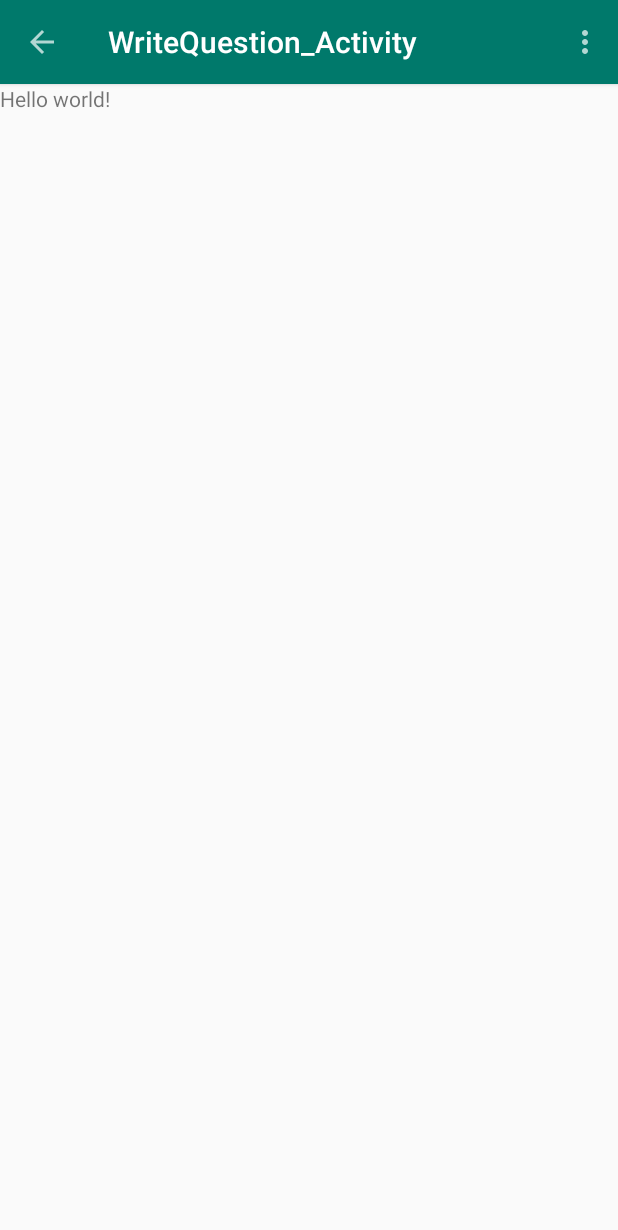
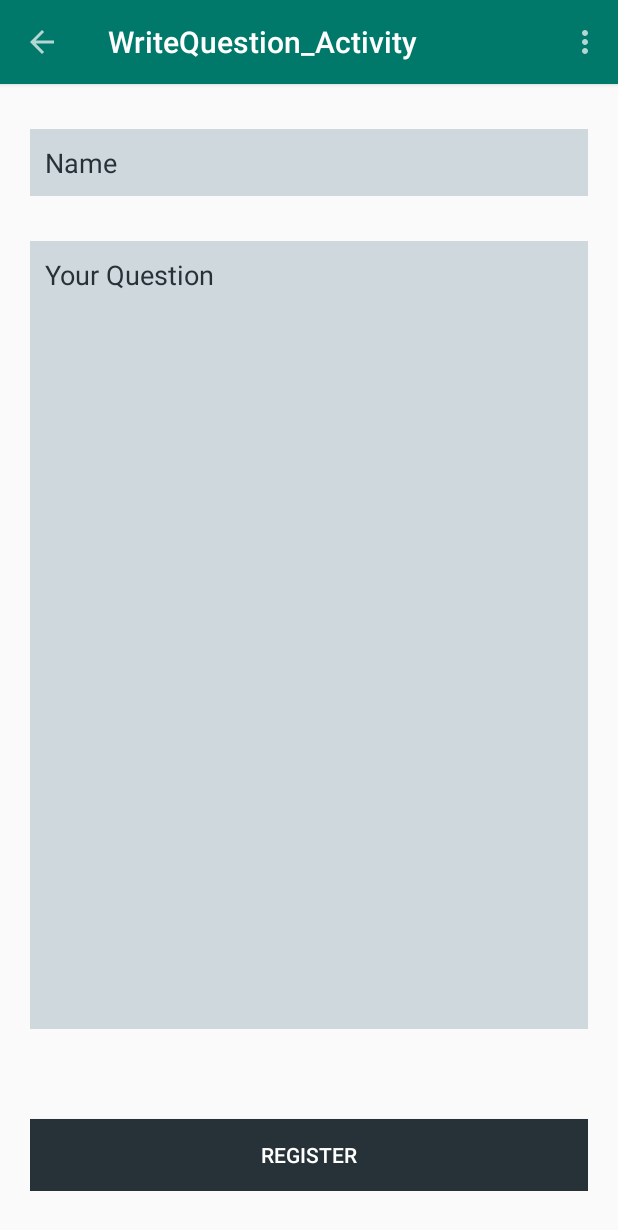
Before and after one commit to aRezaulAlam/IslamicApp, an Android app: the WriteQuestion_Activity screen opened directly, with no data from a screen before it, on a phone screen of 412 x 824 dp. Shown: the top 1230 px of the screen. Run offline under Robolectric (Android 15) with nearby library versions, the phone set to English and light mode, and no system bars; network calls fail.

Commit message:
Ask Question GUI implemented

```diff
--- a/app/src/main/res/layout/activity_write_question_.xml
+++ b/app/src/main/res/layout/activity_write_question_.xml
@@ -6,7 +6,74 @@
         android:id="@+id/app_bar"
         layout="@layout/app_bar" />
 
-    <TextView android:layout_below="@+id/app_bar" android:text="@string/hello_world" android:layout_width="wrap_content"
-        android:layout_height="wrap_content" />
+
+
+    <RelativeLayout
+        android:layout_marginTop="30dp"
+        android:layout_marginBottom="30dp"
+        android:layout_below="@+id/app_bar"
+        android:layout_width="fill_parent"
+        android:layout_height="wrap_content"
+        android:layout_gravity="center"
+        android:orientation="vertical"
+        android:paddingLeft="20dp"
+        android:paddingRight="20dp"
+        android:weightSum="1">
+
+        <EditText
+
+            android:id="@+id/name"
+            android:layout_width="fill_parent"
+            android:layout_height="wrap_content"
+            android:background="#CFD8DC"
+            android:hint="Name"
+            android:padding="10dp"
+            android:layout_marginBottom="30dp"
+            android:singleLine="true"
+            android:inputType="textCapWords"
+            android:textColor="#263238"
+            android:textColorHint="#263238" />
+
+
+        <EditText
+
+
+            android:inputType="textMultiLine"
+            android:gravity="top|left"
+            android:layout_weight="1"
+            android:lines="8"
+            android:id="@+id/question"
+            android:layout_width="match_parent"
+            android:layout_height="fill_parent"
+            android:background="#CFD8DC"
+            android:hint="Your Question"
+            android:padding="10dp"
+            android:textColor="#263238"
+            android:textColorHint="#263238"
+            android:layout_below="@+id/name"
+            android:layout_above="@+id/btnRegister"
+            android:paddingBottom="10dp"/>
+
+
+
+        <!-- Login Button -->
+
+
+        <Button
+            android:layout_marginTop="30dp"
+            android:id="@+id/btnRegister"
+            android:layout_width="fill_parent"
+            android:layout_height="wrap_content"
+            android:background="#263238"
+            android:text="Register"
+            android:textColor="@color/white"
+            android:layout_alignParentBottom="true"
+            android:layout_centerHorizontal="true"
+            android:layout_marginBottom="30dp" />
+
+    </RelativeLayout>
+
+
+
 
 </RelativeLayout>
--- a/app/src/main/res/values/colors.xml
+++ b/app/src/main/res/values/colors.xml
@@ -11,4 +11,17 @@
     <color name="secondary_text">#727272</color>
     <color name="icons">#FFFFFF</color>
     <color name="divider">#B6B6B6</color>
+    <color name="bg_login">#26ae90</color>
+    <color name="bg_register">#2e3237</color>
+    <color name="bg_main">#428bca</color>
+    <color name="white">#ffffff</color>
+    <color name="input_login">#222222</color>
+    <color name="input_login_hint">#999999</color>
+    <color name="input_register">#888888</color>
+    <color name="input_register_bg">#3b4148</color>
+    <color name="input_register_hint">#5e6266</color>
+    <color name="btn_login">#26ae90</color>
+    <color name="btn_login_bg">#eceef1</color>
+    <color name="lbl_name">#333333</color>
+    <color name="btn_logut_bg">#ff6861</color>
 </resources>
```
